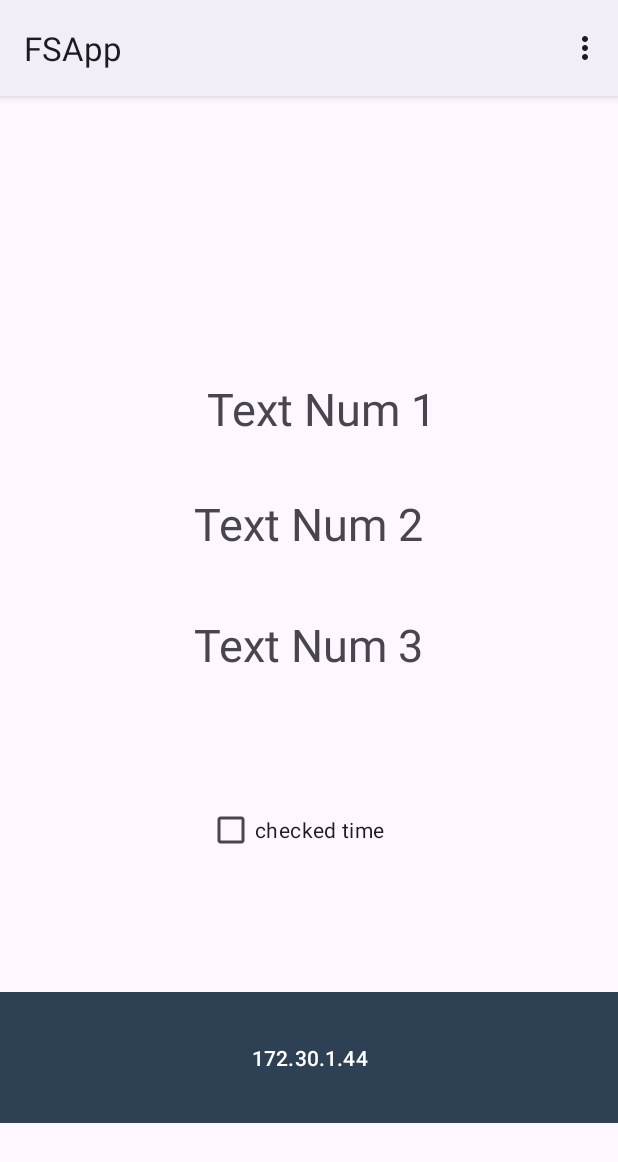
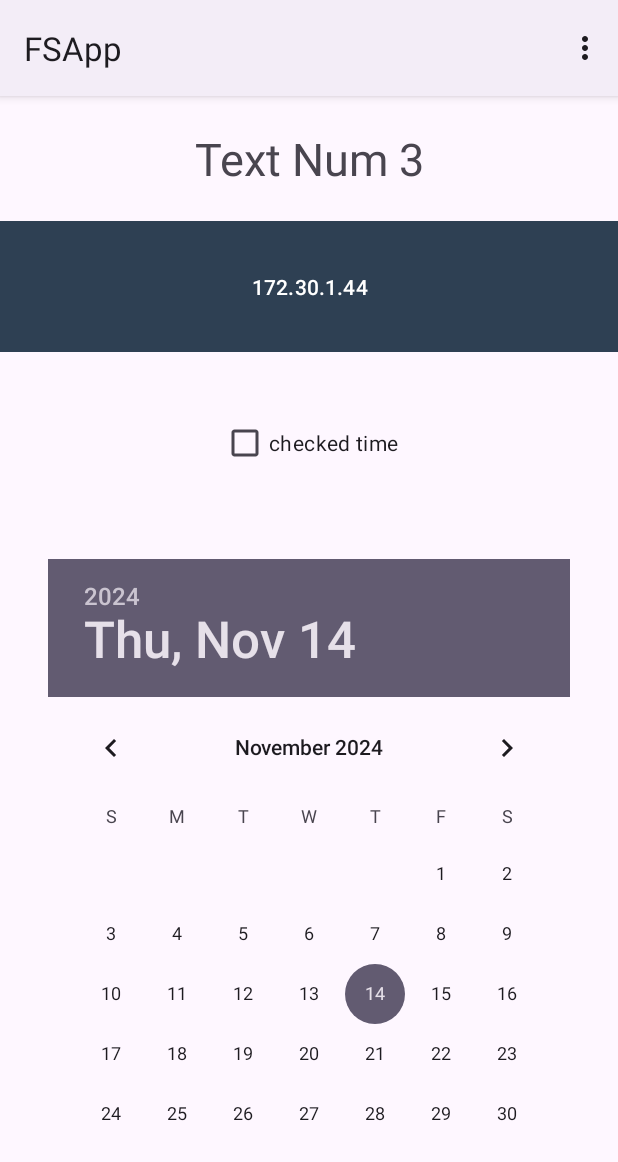
Before and after one commit to otabek05/android_java, an Android app: the screen it shows after launch (MainActivity), on a phone screen of 412 x 824 dp. Shown: the top 1162 px of the screen. Run offline under Robolectric (Android 15) with nearby library versions, the phone set to English and light mode, and no system bars.

Commit message:
ProgressBar and DateTimePicker has been initialized

```diff
--- a/app/src/main/java/com/daeryuk/fsapp/MainActivity.java
+++ b/app/src/main/java/com/daeryuk/fsapp/MainActivity.java
@@ -4,6 +4,7 @@ import android.content.Intent;
 import android.net.Uri;
 import android.os.Bundle;
 
+import android.os.Handler;
 import android.provider.MediaStore;
 import android.view.Menu;
 import android.view.MenuItem;
@@ -11,6 +12,9 @@ import android.view.View;
 import android.widget.Button;
 import android.widget.CheckBox;
 import android.widget.CompoundButton;
+import android.widget.DatePicker;
+import android.widget.ProgressBar;
+import android.widget.TextView;
 import android.widget.Toast;
 
 
@@ -21,6 +25,9 @@ import androidx.appcompat.app.AppCompatActivity;
 public class MainActivity extends AppCompatActivity {
     Button btn;
     CheckBox box;
+    DatePicker date;
+    TextView three;
+    ProgressBar progressBar;
     @Override
     protected void onCreate(Bundle savedInstanceState) {
         super.onCreate(savedInstanceState);
@@ -28,13 +35,32 @@ public class MainActivity extends AppCompatActivity {
 
         box = findViewById(R.id.check);
         btn = findViewById(R.id.button);
+        date = findViewById(R.id.date);
+        three =  findViewById(R.id.three);
+        progressBar = findViewById(R.id.progressBar);
         btn.setOnClickListener(new View.OnClickListener() {
             @Override
             public void onClick(View view) {
-                openCamera();
+               int day = date.getDayOfMonth();
+               int month = date.getMonth();
+               int year = date.getYear();
+               progressBar.setVisibility(View.VISIBLE);
+
+               new Handler().postDelayed(new Runnable() {
+                   @Override
+                   public void run() {
+                       String dateString = String.format("%02d-%02d-%d", day, month+1, year);
+                       three.setText(dateString);
+                       progressBar.setVisibility(View.GONE);
+                   }
+               }, 2000);
+
             }
         });
 
+
+
+        /*
         box.setOnCheckedChangeListener(new CompoundButton.OnCheckedChangeListener() {
             @Override
             public void onCheckedChanged(CompoundButton compoundButton, boolean b) {
@@ -44,11 +70,10 @@ public class MainActivity extends AppCompatActivity {
                 }
             }
         });
+        */
+
 
     }
-
-
-
 
     @Override
     public boolean onCreateOptionsMenu(Menu menu) {
--- a/app/src/main/res/layout/activity_main.xml
+++ b/app/src/main/res/layout/activity_main.xml
@@ -8,69 +8,68 @@
     android:layout_height="match_parent"
     tools:context=".MainActivity">
 
-    <TextView
-        android:id="@+id/one"
-        android:layout_width="wrap_content"
-        android:layout_height="wrap_content"
-        android:layout_marginTop="188dp"
-        android:text="Text Num 1"
-        android:textAlignment="center"
-        android:textSize="30sp"
-        app:layout_constraintEnd_toEndOf="parent"
-        app:layout_constraintHorizontal_bias="0.533"
-        app:layout_constraintStart_toStartOf="parent"
-        app:layout_constraintTop_toTopOf="parent" />
-
-    <TextView
-        android:id="@+id/middle"
-        android:layout_width="wrap_content"
-        android:layout_height="wrap_content"
-        android:layout_marginTop="36dp"
-        android:text="Text Num 2"
-        android:textAlignment="center"
-        android:textSize="30sp"
-        app:layout_constraintEnd_toEndOf="parent"
-        app:layout_constraintHorizontal_bias="0.498"
-        app:layout_constraintStart_toStartOf="parent"
-        app:layout_constraintTop_toBottomOf="@id/one" />
-
+    <!-- TextView in the center -->
     <TextView
         android:id="@+id/three"
         android:layout_width="wrap_content"
         android:layout_height="wrap_content"
-        android:layout_marginTop="40dp"
         android:text="Text Num 3"
         android:textAlignment="center"
         android:textSize="30sp"
         app:layout_constraintEnd_toEndOf="parent"
-        app:layout_constraintHorizontal_bias="0.498"
         app:layout_constraintStart_toStartOf="parent"
-        app:layout_constraintTop_toBottomOf="@id/middle" />
+        app:layout_constraintTop_toTopOf="parent"
+        app:layout_constraintBottom_toTopOf="@id/button"
+        app:layout_constraintVertical_bias="0.3" />
 
+    <!-- Button centered below TextView -->
     <Button
         android:id="@+id/button"
         android:layout_width="match_parent"
         android:layout_height="wrap_content"
-        android:layout_marginTop="292dp"
-        android:padding="30sp"
         android:text="@string/server"
+        android:background="@color/menu_button"
+        app:layout_constraintStart_toStartOf="parent"
         app:layout_constraintEnd_toEndOf="parent"
-        app:layout_constraintHorizontal_bias="0.444"
-        app:layout_constraintStart_toStartOf="parent"
-        app:layout_constraintTop_toBottomOf="@id/middle"
-        android:background="@color/menu_button"
-        />
+        app:layout_constraintTop_toBottomOf="@id/three"
+        app:layout_constraintBottom_toTopOf="@id/check"
+        android:padding="30sp" />
 
+    <!-- CheckBox below Button -->
     <CheckBox
         android:id="@+id/check"
         android:layout_width="wrap_content"
         android:layout_height="wrap_content"
-        android:layout_marginTop="160dp"
         android:text="checked time"
         android:textAlignment="center"
         app:layout_constraintEnd_toEndOf="parent"
-        app:layout_constraintHorizontal_bias="0.469"
         app:layout_constraintStart_toStartOf="parent"
-        app:layout_constraintTop_toBottomOf="@id/middle" />
+        app:layout_constraintTop_toBottomOf="@id/button"
+        app:layout_constraintBottom_toTopOf="@id/date"
+        app:layout_constraintHorizontal_bias="0.5"
+        android:layout_marginTop="16dp" />
 
+    <!-- DatePicker at the bottom -->
+    <DatePicker
+        android:id="@+id/date"
+        android:layout_width="wrap_content"
+        android:layout_height="wrap_content"
+        app:layout_constraintEnd_toEndOf="parent"
+        app:layout_constraintStart_toStartOf="parent"
+        app:layout_constraintTop_toBottomOf="@id/check"
+        app:layout_constraintBottom_toBottomOf="parent"
+        android:layout_marginTop="32dp" />
+
+    <!-- ProgressBar (centered horizontally and vertically) -->
+    <ProgressBar
+        android:id="@+id/progressBar"
+        android:layout_width="wrap_content"
+        android:layout_height="wrap_content"
+        android:layout_centerInParent="true"
+        android:visibility="gone"
+        android:indeterminate="true"
+        app:layout_constraintStart_toStartOf="parent"
+        app:layout_constraintEnd_toEndOf="parent"
+        app:layout_constraintTop_toTopOf="parent"
+        app:layout_constraintBottom_toBottomOf="parent" />
 </androidx.constraintlayout.widget.ConstraintLayout>
```
